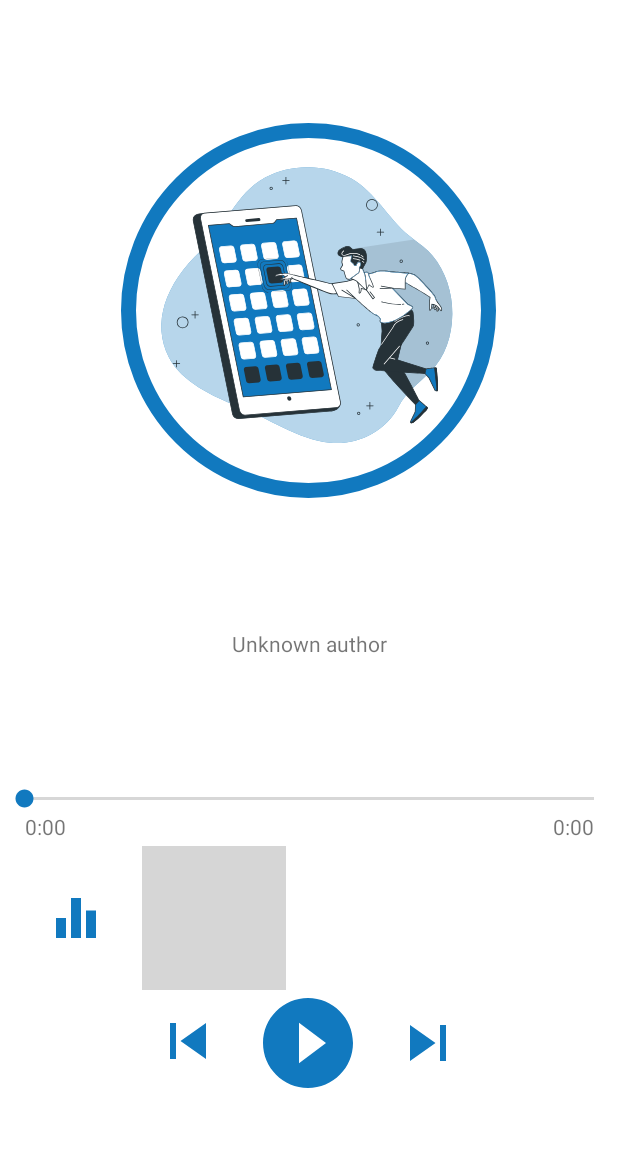
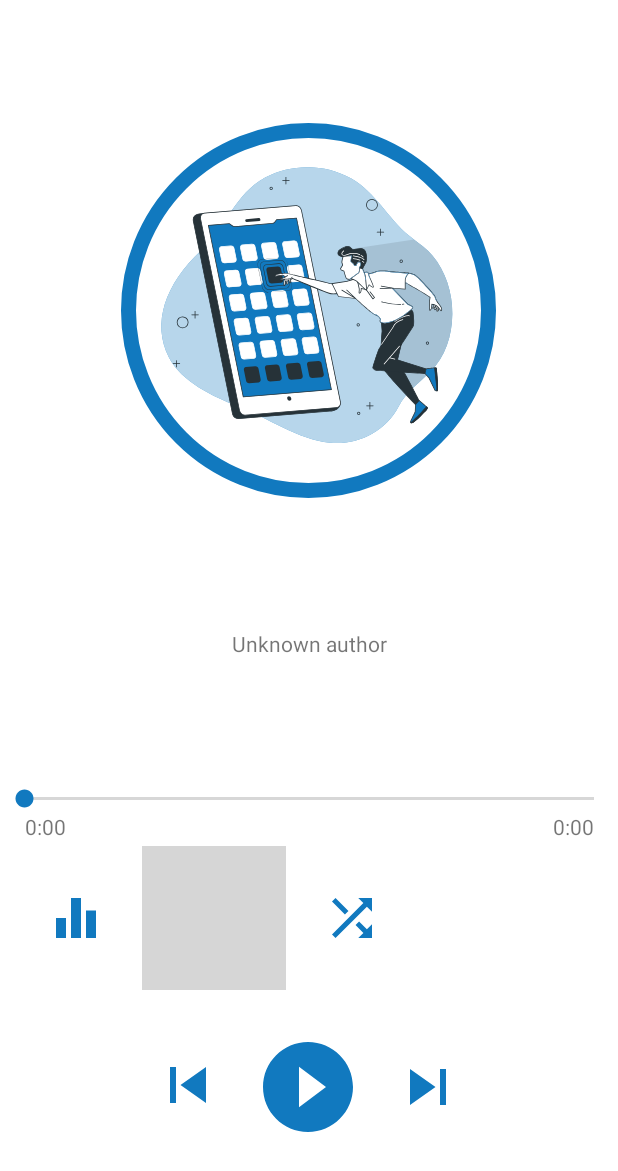
Before and after one commit to AlieksieievYurii/YouTubeMusic, an Android app: the layout activity_player.xml on its own in the app's theme, with its tools: preview values and no code run, on a phone screen of 412 x 824 dp. Shown: the top 1171 px of the screen. Run offline under Robolectric (Android 15) with nearby library versions, the phone set to English and light mode, and no system bars; network calls fail; grey boxes are pictures that could not be loaded.

Commit message:
Implement shuffle option

```diff
--- /dev/null
+++ b/app/src/main/res/drawable/ic_baseline_shuffle_40.xml
@@ -0,0 +1,5 @@
+<vector android:height="40dp" android:tint="#FFFFFF"
+    android:viewportHeight="24" android:viewportWidth="24"
+    android:width="40dp" xmlns:android="http://schemas.android.com/apk/res/android">
+    <path android:fillColor="@android:color/white" android:pathData="M10.59,9.17L5.41,4 4,5.41l5.17,5.17 1.42,-1.41zM14.5,4l2.04,2.04L4,18.59 5.41,20 17.96,7.46 20,9.5L20,4h-5.5zM14.83,13.41l-1.41,1.41 3.13,3.13L14.5,20L20,20v-5.5l-2.04,2.04 -3.13,-3.13z"/>
+</vector>
--- a/app/src/main/res/layout/activity_player.xml
+++ b/app/src/main/res/layout/activity_player.xml
@@ -128,9 +128,9 @@
             app:layout_constraintHorizontal_bias="0.498"
             app:layout_constraintStart_toStartOf="parent"
             app:layout_constraintTop_toBottomOf="@+id/seek_bar"
-            app:layout_constraintVertical_bias="0.56"
-            tools:src="@drawable/ic_circle_play_72"
-            tools:ignore="ContentDescription" />
+            app:layout_constraintVertical_bias="0.7"
+            tools:ignore="ContentDescription"
+            tools:src="@drawable/ic_circle_play_72" />
 
         <ImageButton
             android:id="@+id/move_to_next"
@@ -189,6 +189,19 @@
             app:layout_constraintTop_toTopOf="@+id/open_audio_effects"
             app:srcCompat="@drawable/ic_baseline_loop_40"
             tools:ignore="ContentDescription" />
+
+        <ImageButton
+            android:id="@+id/shuffle_mode"
+            android:layout_width="wrap_content"
+            android:layout_height="wrap_content"
+            android:layout_marginStart="24dp"
+            android:background="?attr/selectableItemBackgroundBorderless"
+            android:tint="?attr/colorAccent"
+            app:layout_constraintBottom_toBottomOf="@+id/loop_mode"
+            app:layout_constraintStart_toEndOf="@+id/loop_mode"
+            app:layout_constraintTop_toTopOf="@+id/loop_mode"
+            app:srcCompat="@drawable/ic_baseline_shuffle_40"
+            tools:ignore="ContentDescription" />
     </androidx.constraintlayout.widget.ConstraintLayout>
 
 </layout>
```
Also changed, not shown: app/src/main/java/com/yurii/youtubemusic/screens/player/PlayerActivity.kt (+9 -4 lines), app/src/main/java/com/yurii/youtubemusic/screens/player/PlayerControllerViewModel.kt (+8 -0 lines), app/src/main/java/com/yurii/youtubemusic/services/media/MediaService.kt (+11 -1 lines).
